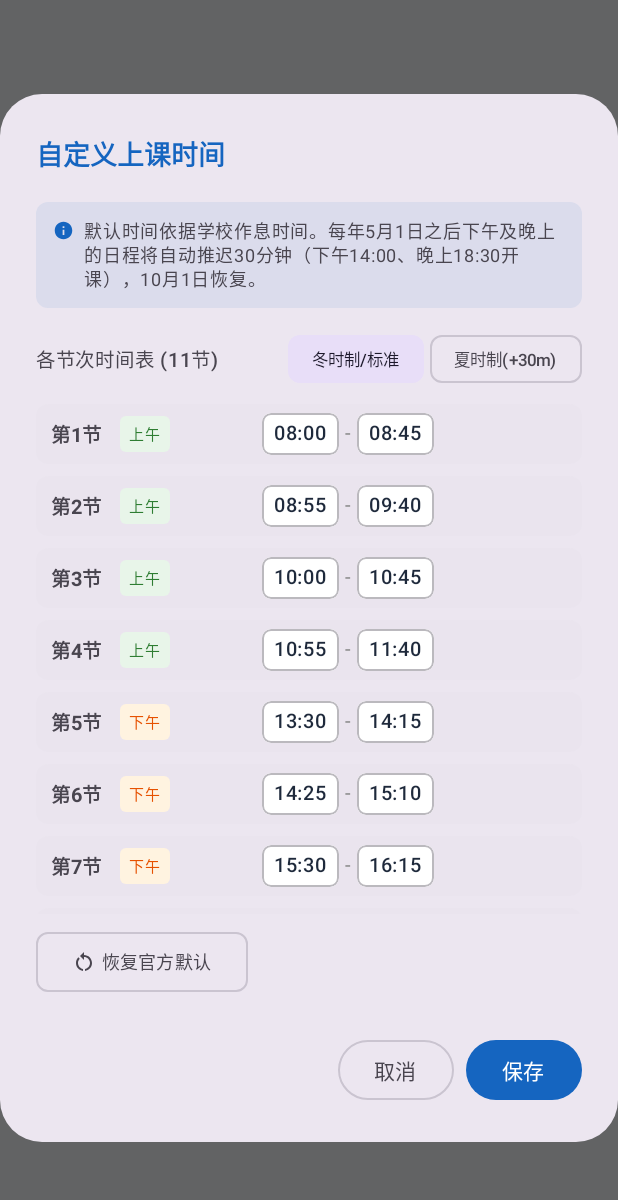
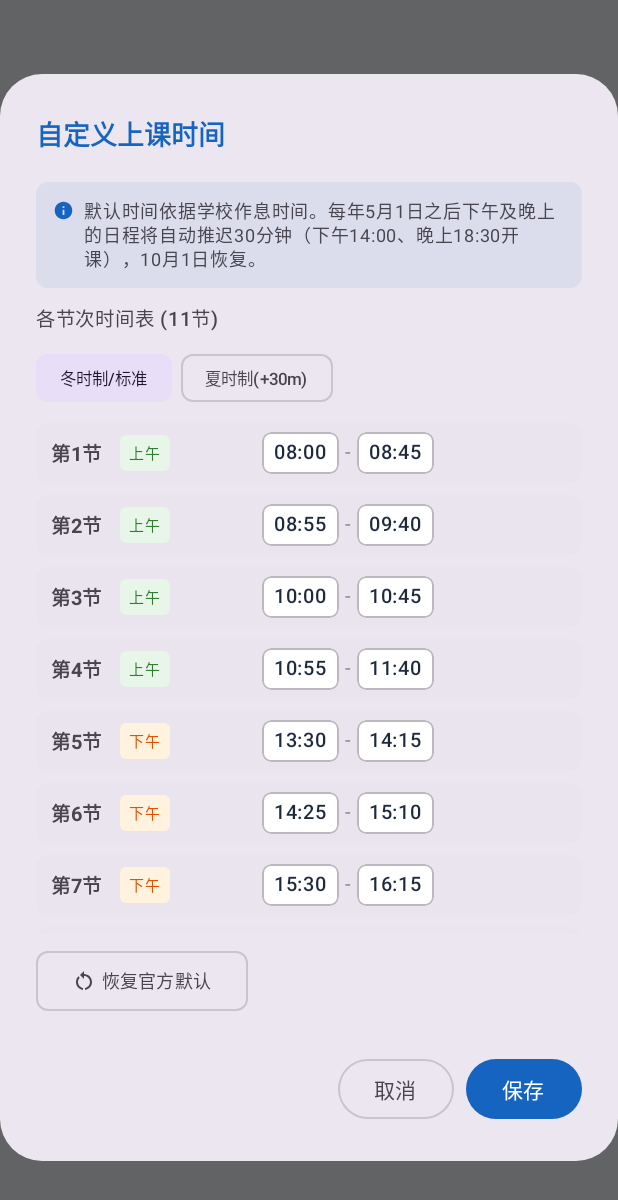
Before and after one commit to lazyfreeman/QUST-Schedule, an Android app built with Jetpack Compose: the composable CustomTimeSlotsDialog called with sample values from the repository, on a phone screen of 412 x 824 dp. Shown: the top 1200 px of the screen. Run offline under Robolectric (Android 15) with nearby library versions, the phone set to English and light mode, and no system bars.

Commit message:
fix: 修复自定义节次时间表预览切换按钮被挤压换行的问题
- 将标题与冬/夏时制切换按钮拆分为两行布局，避免横向空间不足导致按钮文字折行
- FilterChip 标签设置 maxLines = 1、softWrap = false，保证单行显示
- 切换按钮改用 Arrangement.spacedBy(6.dp) 统一间距

```diff
--- a/app/src/main/java/com/qust/schedule/ui/CustomTimeSlotsDialog.kt
+++ b/app/src/main/java/com/qust/schedule/ui/CustomTimeSlotsDialog.kt
@@ -120,31 +120,28 @@ fun CustomTimeSlotsDialog(
 
                 Spacer(modifier = Modifier.height(10.dp))
 
-                // 预览模式切换：冬时制 vs 夏时制
-                Row(
-                    modifier = Modifier.fillMaxWidth(),
-                    horizontalArrangement = Arrangement.SpaceBetween,
-                    verticalAlignment = Alignment.CenterVertically
-                ) {
+                // 预览模式切换：冬时制 vs 夏时制（标题与切换按钮分行，避免按钮被挤压换行）
                 Text(
                     text = "各节次时间表 (${slots.size}节)",
                     fontSize = 13.sp,
                     fontWeight = FontWeight.Medium
                 )
-
-                    Row(verticalAlignment = Alignment.CenterVertically) {
+                Spacer(modifier = Modifier.height(6.dp))
+                Row(
+                    modifier = Modifier.fillMaxWidth(),
+                    horizontalArrangement = Arrangement.spacedBy(6.dp),
+                    verticalAlignment = Alignment.CenterVertically
+                ) {
                     FilterChip(
                         selected = !previewSummerTime,
                         onClick = { previewSummerTime = false },
-                            label = { Text("冬时制/标准", fontSize = 11.sp) }
+                        label = { Text("冬时制/标准", fontSize = 11.sp, maxLines = 1, softWrap = false) }
                     )
-                        Spacer(modifier = Modifier.width(4.dp))
                     FilterChip(
                         selected = previewSummerTime,
                         onClick = { previewSummerTime = true },
-                            label = { Text("夏时制(+30m)", fontSize = 11.sp) }
+                        label = { Text("夏时制(+30m)", fontSize = 11.sp, maxLines = 1, softWrap = false) }
                     )
-                    }
                 }
 
                 Spacer(modifier = Modifier.height(6.dp))
```
Lines whose indentation alone changed are shown as unchanged.
